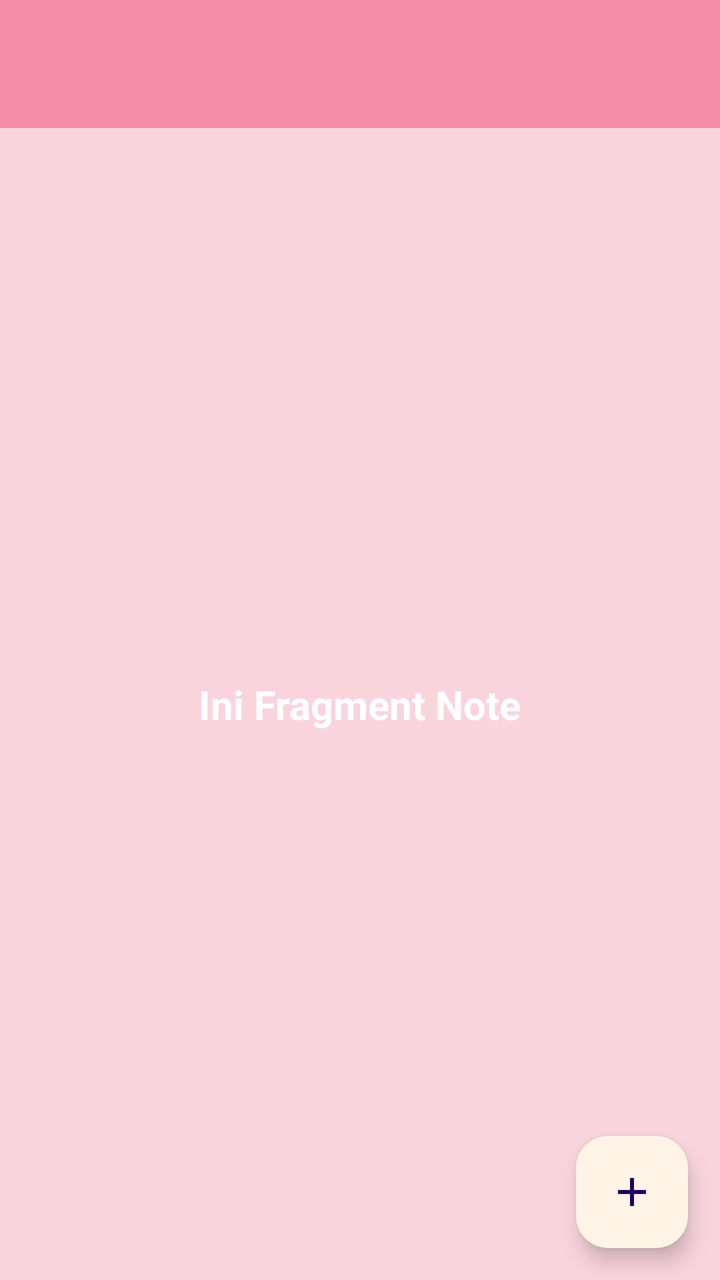
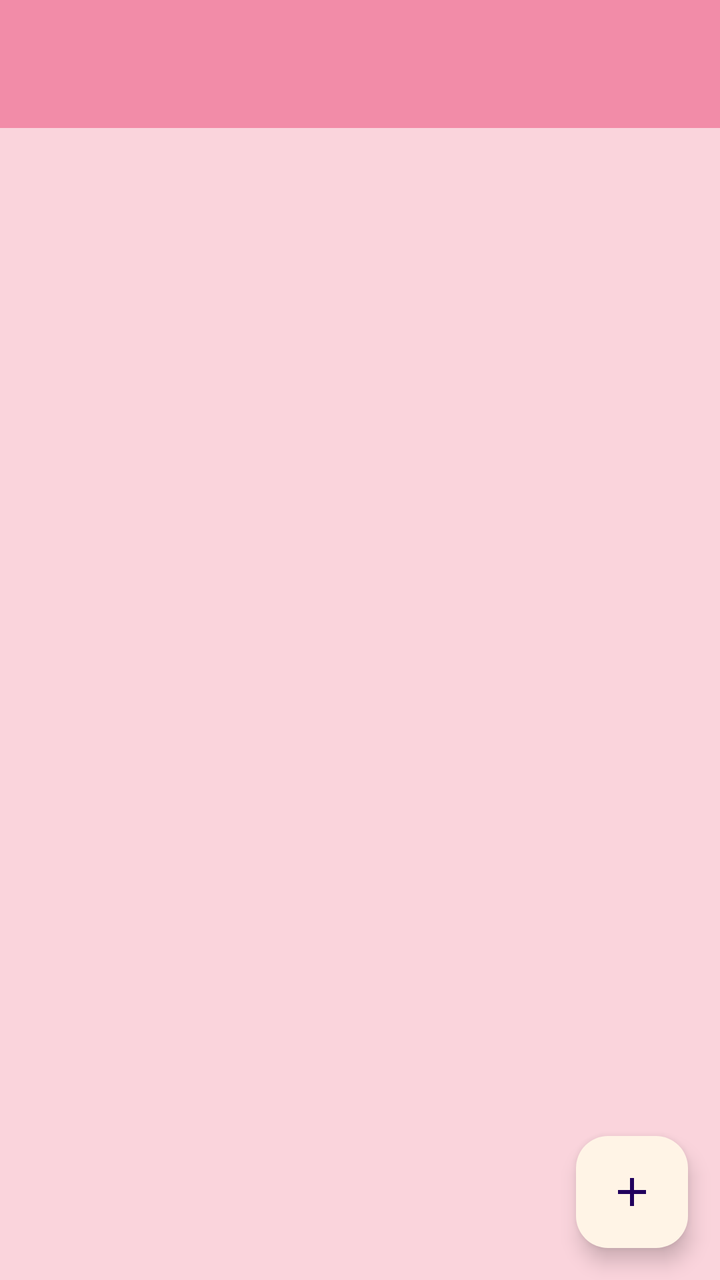

Two renders of the same Android screen: before a commit and after it. Below are the layout's source before the change and the commit's diff.
<!-- AndroidManifest.xml: application theme Theme.Saturnussalsa -->
<!-- res/layout/fragment_note.xml -->
<?xml version="1.0" encoding="utf-8"?>
<androidx.constraintlayout.widget.ConstraintLayout xmlns:android="http://schemas.android.com/apk/res/android"
    xmlns:app="http://schemas.android.com/apk/res-auto"
    xmlns:tools="http://schemas.android.com/tools"
    android:layout_width="match_parent"
    android:layout_height="match_parent"
    android:background="@color/palette_p7"
    tools:context=".note.NoteFragment">

    <androidx.appcompat.widget.Toolbar
        android:id="@+id/toolbar"
        android:layout_width="match_parent"
        android:layout_height="?attr/actionBarSize"
        android:background="?attr/colorPrimary"
        app:titleTextColor="@android:color/white"
        app:layout_constraintTop_toTopOf="parent"
        app:layout_constraintStart_toStartOf="parent"
        app:layout_constraintEnd_toEndOf="parent" />

    <TextView
        android:layout_width="wrap_content"
        android:layout_height="wrap_content"
        android:text="Ini Fragment Note"
        android:textColor="@color/white"
        android:textSize="20sp"
        android:textStyle="bold"
        app:layout_constraintBottom_toBottomOf="parent"
        app:layout_constraintEnd_toEndOf="parent"
        app:layout_constraintStart_toStartOf="parent"
        app:layout_constraintTop_toBottomOf="@+id/toolbar" />

    <com.google.android.material.floatingactionbutton.FloatingActionButton
        android:id="@+id/fabAddNote"
        android:layout_width="wrap_content"
        android:layout_height="wrap_content"
        android:src="@drawable/ic_add"
        app:layout_constraintBottom_toBottomOf="parent"
        app:layout_constraintEnd_toEndOf="parent"
        android:layout_margin="16dp" />

</androidx.constraintlayout.widget.ConstraintLayout>
<!-- resources referenced by this layout -->
<resources>
  <color name="palette_p7">@color/blush</color>
  <color name="white">#FFFFFFFF</color>
  <!-- drawable ic_add (drawable) -->
  <vector xmlns:android="http://schemas.android.com/apk/res/android"
      android:width="24dp"
      android:height="24dp"
      android:viewportWidth="24"
      android:viewportHeight="24">
    <path
        android:fillColor="#FF000000"
        android:pathData="M19,13h-6v6h-2v-6H5v-2h6V5h2v6h6v2z"/>
  </vector>
  <style name="Theme.Saturnussalsa" parent="Base.Theme.Saturnussalsa" />
  <color name="blush">#FAD4DC</color>
  <style name="Base.Theme.Saturnussalsa" parent="Theme.Material3.DayNight.NoActionBar">
          
          <item name="colorPrimary">@color/purple_primary</item>
          <item name="colorOnPrimary">@color/white</item>
          <item name="colorPrimaryContainer">@color/purple_container</item>
      </style>
  <color name="purple_primary">@color/rose_pink</color>
  <color name="purple_container">@color/cream</color>
  <color name="rose_pink">#F28CA8</color>
  <color name="cream">#FFF4E6</color>
</resources>

<!-- the commit's change to res/layout/fragment_note.xml (unified diff, before → after) -->
@@ -17,13 +17,10 @@
         app:layout_constraintStart_toStartOf="parent"
         app:layout_constraintEnd_toEndOf="parent" />
 
-    <TextView
-        android:layout_width="wrap_content"
-        android:layout_height="wrap_content"
-        android:text="Ini Fragment Note"
-        android:textColor="@color/white"
-        android:textSize="20sp"
-        android:textStyle="bold"
+    <androidx.recyclerview.widget.RecyclerView
+        android:id="@+id/rvNotes"
+        android:layout_width="0dp"
+        android:layout_height="0dp"
         app:layout_constraintBottom_toBottomOf="parent"
         app:layout_constraintEnd_toEndOf="parent"
         app:layout_constraintStart_toStartOf="parent"
